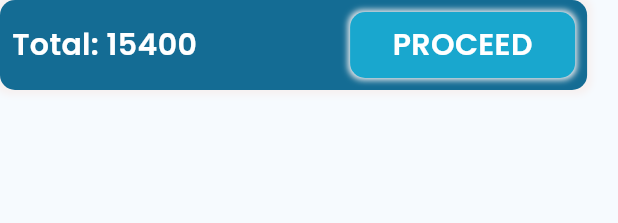
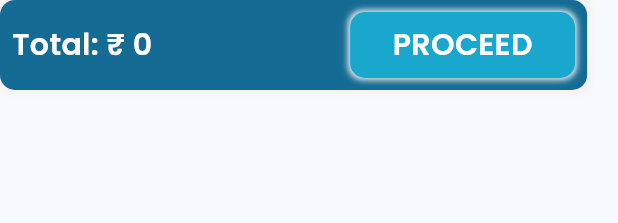
Before and after one commit to jerilalbi/ScanCart, a Flutter app: the CartBottomButton widget shown alone on an empty page, opened directly, on a phone screen of 412 x 824 dp. Shown: the top 223 px of the screen. Run offline on Flutter 3.47's test engine with Material 2 defaults, Android fonts, the light colour scheme and no system bars; our stand-ins replace bloc, carousel_slider, cloud_firestore, firebase_core, flutter_bloc, flutter_typeahead and 2 more; missing offline and left inert: ai_barcode_scanner; accounts and stored records are empty.

Commit message:
product cart option complete

```diff
--- a/lib/application/bloc/Cart/cart_event.dart
+++ b/lib/application/bloc/Cart/cart_event.dart
@@ -2,3 +2,23 @@ part of 'cart_bloc.dart';
 
 @immutable
 sealed class CartEvent {}
+
+class AddToCart extends CartEvent{
+  final CartModel cartModel;
+  AddToCart({required this.cartModel});
+}
+
+class RemoveFromCart extends CartEvent{
+  final int index;
+  RemoveFromCart({required this.index});
+}
+
+class AddQuantity extends CartEvent {
+  final int index;
+  AddQuantity({required this.index});
+}
+
+class RemoveQuantity extends CartEvent {
+  final int index;
+  RemoveQuantity({required this.index});
+}
--- a/lib/application/bloc/Cart/cart_state.dart
+++ b/lib/application/bloc/Cart/cart_state.dart
@@ -1,10 +1,11 @@
 part of 'cart_bloc.dart';
 
 class CartState {
-  final List? cartItems;
-  CartState({this.cartItems});
+  List<CartModel>? cartItems = [];
+  int totalPrice = 0;
+  CartState({required this.cartItems,required this.totalPrice});
 }
 
 final class CartInitial extends CartState {
-  CartInitial(): super(cartItems: []);
+  CartInitial(): super(cartItems: [],totalPrice: 0);
 }
--- /dev/null
+++ b/lib/domain/models/CartModel.dart
@@ -0,0 +1,33 @@
+// ignore_for_file: file_names
+
+import 'dart:convert';
+
+import 'package:cloud_firestore/cloud_firestore.dart';
+
+CartModel productModelFromJson(String str) => CartModel.fromJson(json.decode(str));
+
+class CartModel {
+    int id;
+    String name;
+    int price;
+    int purchased;
+    int quantity = 1;
+    int totalPrice = 0;
+    String coverImage;
+
+    CartModel({
+        required this.id,
+        required this.name,
+        required this.price,
+        required this.purchased,
+        required this.coverImage,
+    });
+
+    factory CartModel.fromJson(DocumentSnapshot<Map<String, dynamic>> json) => CartModel(
+        id: json["id"],
+        name: json["name"],
+        price: json["price"],
+        purchased: json["purchased"],
+        coverImage: json["cover_image"],
+    );
+}
--- a/lib/infrastructure/services/ProductServices.dart
+++ b/lib/infrastructure/services/ProductServices.dart
@@ -4,7 +4,7 @@ import 'package:scancart/infrastructure/firebase/firebase.dart';
 
 Future<List<ProductModel>> getNewlyAddedProduct() async{
   try{
-    QuerySnapshot<Map<String,dynamic>> snapshot = await firebase.collection("products").get();
+    QuerySnapshot<Map<String,dynamic>> snapshot = await firebase.collection("products").limit(10).get();
     return snapshot.docs.map((json) => ProductModel.fromJson(json)).toList();
   }catch (e){
     print(e);
@@ -14,7 +14,7 @@ Future<List<ProductModel>> getNewlyAddedProduct() async{
 
 Future<List<ProductModel>> getPopularProduct() async{
   try{
-    QuerySnapshot<Map<String,dynamic>> snapshot = await firebase.collection("products").orderBy("purchased",descending: true).get();
+    QuerySnapshot<Map<String,dynamic>> snapshot = await firebase.collection("products").orderBy("purchased",descending: true).limit(10).get();
     return snapshot.docs.map((json) => ProductModel.fromJson(json)).toList();
   }catch (e){
     print(e);
@@ -24,7 +24,7 @@ Future<List<ProductModel>> getPopularProduct() async{
 
 Future<List<ProductModel>> getCategoryProduct(String category) async{
   try{
-    QuerySnapshot<Map<String,dynamic>> snapshot = await firebase.collection("products").where("category",isEqualTo: category).orderBy("purchased").get();
+    QuerySnapshot<Map<String,dynamic>> snapshot = await firebase.collection("products").where("category",isEqualTo: category).orderBy("purchased").limit(10).get();
     return snapshot.docs.map((json) => ProductModel.fromJson(json)).toList();
   }catch (e){
     print(e);
--- a/lib/presentation/Cart/widgets/cart_bottom_btn.dart
+++ b/lib/presentation/Cart/widgets/cart_bottom_btn.dart
@@ -1,5 +1,7 @@
 import 'package:flutter/material.dart';
+import 'package:flutter_bloc/flutter_bloc.dart';
 import 'package:google_fonts/google_fonts.dart';
+import 'package:scancart/application/bloc/Cart/cart_bloc.dart';
 import 'package:scancart/core/colors/colors.dart';
 import 'package:scancart/core/constant.dart';
 import 'package:scancart/core/fonts/fonts.dart';
@@ -14,16 +16,25 @@ class CartBottomButton extends StatelessWidget {
       height: 60,
       padding: const EdgeInsets.all(basePadding),
       decoration: const BoxDecoration(
-        boxShadow: [
-          BoxShadow(color: scaffoldColor,spreadRadius: 3,blurRadius: 3)
-        ],
-        color: primaryColor,
-        borderRadius: BorderRadius.all(Radius.circular(smallBorderRadius))
-      ),
+          boxShadow: [
+            BoxShadow(color: scaffoldColor, spreadRadius: 3, blurRadius: 3)
+          ],
+          color: primaryColor,
+          borderRadius: BorderRadius.all(Radius.circular(smallBorderRadius))),
       child: Row(
         crossAxisAlignment: CrossAxisAlignment.center,
         children: [
-          Text("Total: 15400",style: GoogleFonts.getFont(baseFont,color: mainLogoColor,fontSize: bigFontSize,fontWeight: mediumFontWeight),),
+          BlocBuilder<CartBloc, CartState>(
+            builder: (context, state) {
+              return Text(
+                "Total: ₹ ${state.totalPrice}",
+                style: GoogleFonts.getFont(baseFont,
+                    color: mainLogoColor,
+                    fontSize: bigFontSize,
+                    fontWeight: mediumFontWeight),
+              );
+            },
+          ),
           const Spacer(),
           Container(
             width: 150,
@@ -31,12 +42,19 @@ class CartBottomButton extends StatelessWidget {
             alignment: Alignment.center,
             decoration: const BoxDecoration(
               color: secondaryColor,
-              borderRadius: BorderRadius.all(Radius.circular(smallBorderRadius)),
+              borderRadius:
+                  BorderRadius.all(Radius.circular(smallBorderRadius)),
               boxShadow: [
-                  BoxShadow(color: scaffoldColor,spreadRadius: 1,blurRadius: 3)
+                BoxShadow(color: scaffoldColor, spreadRadius: 1, blurRadius: 3)
               ],
             ),
-            child: Text("PROCEED",style: GoogleFonts.getFont(baseFont,color: mainLogoColor,fontSize: bigFontSize,fontWeight: mediumFontWeight),),
+            child: Text(
+              "PROCEED",
+              style: GoogleFonts.getFont(baseFont,
+                  color: mainLogoColor,
+                  fontSize: bigFontSize,
+                  fontWeight: mediumFontWeight),
+            ),
           )
         ],
       ),
--- a/lib/presentation/Cart/widgets/cart_tile_button.dart
+++ b/lib/presentation/Cart/widgets/cart_tile_button.dart
@@ -9,7 +9,9 @@ class CartButton extends StatelessWidget {
 
   @override
   Widget build(BuildContext context) {
-    return Container(
+    return InkWell(
+      onTap: onTap,
+      child: Container(
         alignment: Alignment.center,
         margin: const EdgeInsets.only(right: 5),
         height: 30,
@@ -19,6 +21,7 @@ class CartButton extends StatelessWidget {
           color: color
         ),
         child: Icon(icon,color: mainLogoColor,),
+      ),
     );
   }
 }
--- a/pubspec.yaml
+++ b/pubspec.yaml
@@ -42,6 +42,7 @@ dependencies:
   cloud_firestore: ^4.11.0
   firebase_core: ^2.19.0
   flutter_typeahead: ^4.8.0
+  fluttertoast: ^8.2.2
 
 dev_dependencies:
   flutter_test:
```
Also changed, not shown: lib/application/bloc/Cart/cart_bloc.dart (+31 -2 lines), lib/infrastructure/services/CommonServies.dart (+14 -0 lines), lib/infrastructure/services/ScanServices.dart (added, +13 -0 lines), lib/presentation/Cart/cart_page.dart (+24 -11 lines), lib/presentation/Cart/widgets/cart_tile.dart (+27 -10 lines), lib/presentation/Scan/ScanPage.dart (+11 -7 lines), lib/presentation/widgets/Cart/CartOverlay.dart (+27 -11 lines), pubspec.lock. Lines whose indentation alone changed are shown as unchanged.
